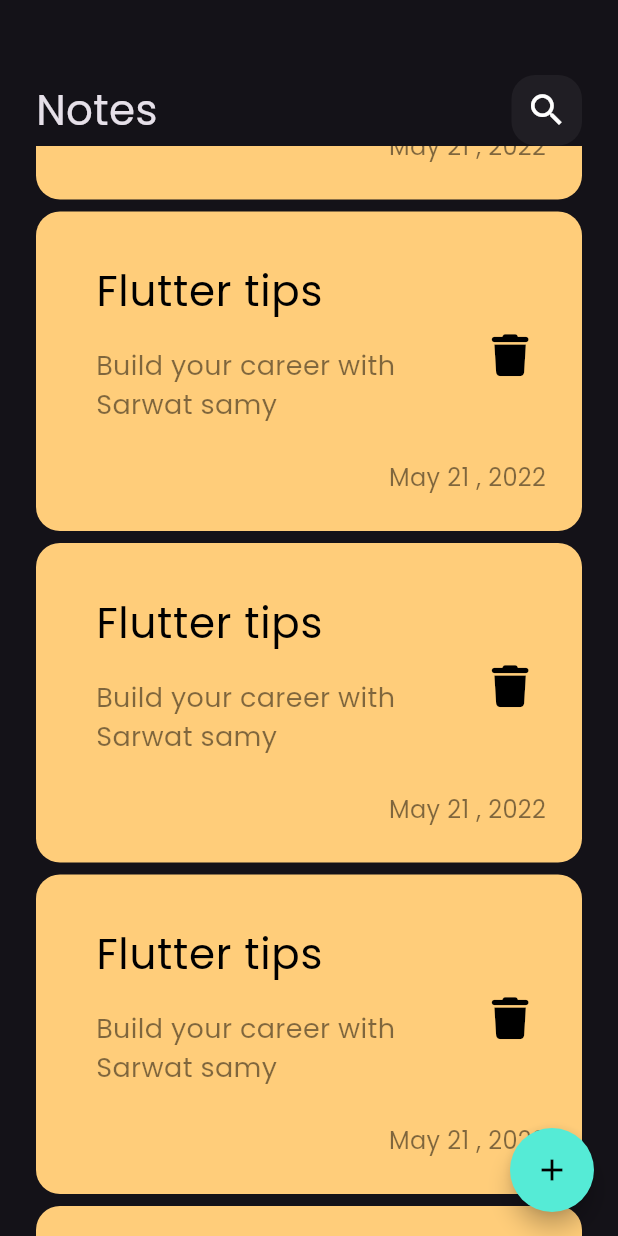
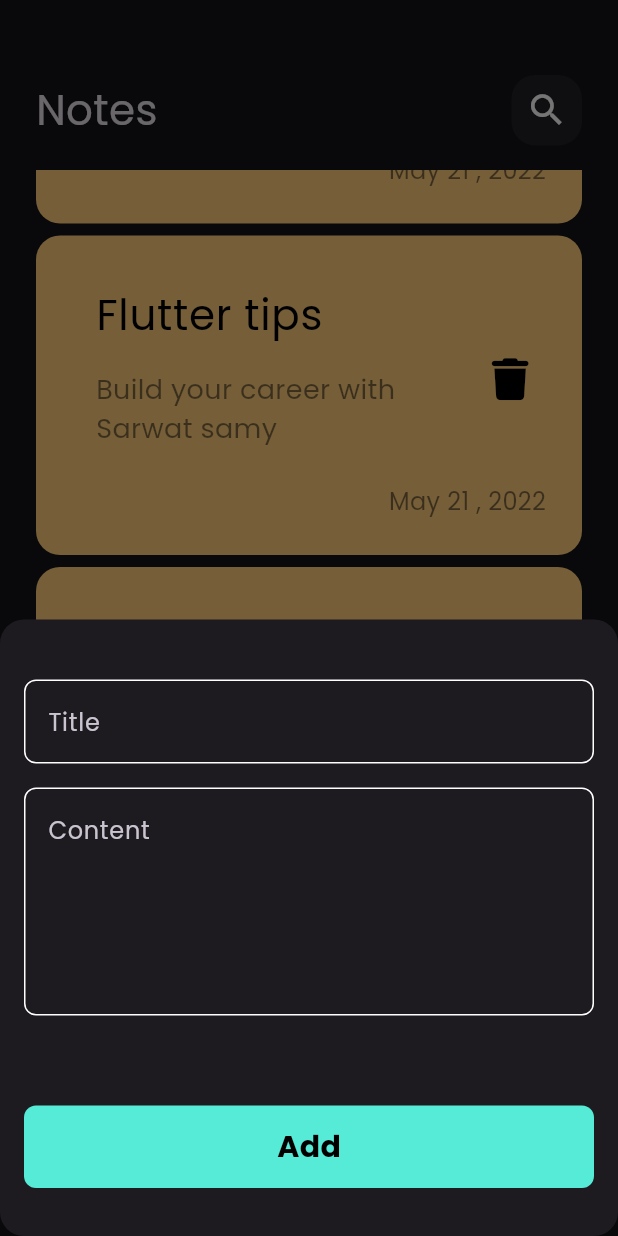
Before and after one commit to mostafa-elnady/notes_app, a Flutter app: the screen it shows after launch, scrolled down 1728 dp, after a tap on the "add" icon, on a phone screen of 412 x 824 dp. Run offline on Flutter 3.47's test engine with Material 3 defaults, Android fonts, the phone set to English and light mode, and no system bars; our stand-ins replace font_awesome_flutter.

Commit message:
finish Add notes buttom sheet

```diff
--- /dev/null
+++ b/lib/constants.dart
@@ -0,0 +1,3 @@
+import 'package:flutter/material.dart';
+
+const kPrimaryColor = Color(0xff55EBD6);
--- a/lib/views/notes_view.dart
+++ b/lib/views/notes_view.dart
@@ -1,4 +1,6 @@
 import 'package:flutter/material.dart';
+import 'package:notes_app/constants.dart';
+import 'package:notes_app/views/widgets/add_note_buttom_sheet.dart';
 import 'package:notes_app/views/widgets/notes_body.dart';
 
 class NotesView extends StatelessWidget {
@@ -8,9 +10,16 @@ class NotesView extends StatelessWidget {
   Widget build(BuildContext context) {
     return Scaffold(
       floatingActionButton: FloatingActionButton(
-        backgroundColor: const Color(0xff55EBD6),
+        backgroundColor: kPrimaryColor,
         shape: const StadiumBorder(),
-        onPressed: () {},
+        onPressed: () {
+          showModalBottomSheet(
+              shape: RoundedRectangleBorder(
+                borderRadius: BorderRadius.circular(16),
+              ),
+              context: context,
+              builder: (context) => const AddNoteButtomSheet());
+        },
         child: const Icon(
           Icons.add,
           color: Colors.black,
--- /dev/null
+++ b/lib/views/widgets/add_note_buttom_sheet.dart
@@ -0,0 +1,40 @@
+import 'package:flutter/material.dart';
+import 'package:notes_app/views/widgets/custom_bottom.dart';
+import 'package:notes_app/views/widgets/custom_text_field.dart';
+
+class AddNoteButtomSheet extends StatelessWidget {
+  const AddNoteButtomSheet({super.key});
+
+  @override
+  Widget build(BuildContext context) {
+    return const Padding(
+      padding: EdgeInsets.symmetric(horizontal: 16),
+      child: SingleChildScrollView(
+        child: Column(
+          children: [
+            SizedBox(
+              height: 40,
+            ),
+            CustomTextField(
+              hint: 'Title',
+            ),
+            SizedBox(
+              height: 16,
+            ),
+            CustomTextField(
+              hint: 'Content',
+              maxLines: 5,
+            ),
+            SizedBox(
+              height: 60,
+            ),
+            CustomButtom(),
+            SizedBox(
+              height: 32,
+            ),
+          ],
+        ),
+      ),
+    );
+  }
+}
--- /dev/null
+++ b/lib/views/widgets/custom_bottom.dart
@@ -0,0 +1,28 @@
+import 'package:flutter/material.dart';
+import 'package:notes_app/constants.dart';
+
+class CustomButtom extends StatelessWidget {
+  const CustomButtom({super.key});
+
+  @override
+  Widget build(BuildContext context) {
+    return Container(
+      width: MediaQuery.of(context).size.width,
+      height: 55,
+      decoration: BoxDecoration(
+        color: kPrimaryColor,
+        borderRadius: BorderRadius.circular(8),
+      ),
+      child: const Center(
+        child: Text(
+          'Add',
+          style: TextStyle(
+            color: Colors.black,
+            fontSize: 20,
+            fontWeight: FontWeight.bold,
+          ),
+        ),
+      ),
+    );
+  }
+}
--- /dev/null
+++ b/lib/views/widgets/custom_text_field.dart
@@ -0,0 +1,33 @@
+import 'package:flutter/material.dart';
+import 'package:notes_app/constants.dart';
+
+class CustomTextField extends StatelessWidget {
+  const CustomTextField({super.key, required this.hint, this.maxLines = 1});
+
+  final String hint;
+  final int maxLines;
+
+  @override
+  Widget build(BuildContext context) {
+    return TextField(
+      cursorColor: kPrimaryColor,
+      maxLines: maxLines,
+      decoration: InputDecoration(
+        // hintStyle: const TextStyle(color: kPrimaryColor),
+        hintText: hint,
+        border: buildBorder(),
+        enabledBorder: buildBorder(),
+        focusedBorder: buildBorder(kPrimaryColor),
+      ),
+    );
+  }
+
+  OutlineInputBorder buildBorder([color]) {
+    return OutlineInputBorder(
+      borderRadius: BorderRadius.circular(8),
+      borderSide: BorderSide(
+        color: color ?? Colors.white,
+      ),
+    );
+  }
+}
--- a/lib/views/widgets/notes_list_view.dart
+++ b/lib/views/widgets/notes_list_view.dart
@@ -6,11 +6,16 @@ class NotesListView extends StatelessWidget {
 
   @override
   Widget build(BuildContext context) {
-    return ListView.builder(itemBuilder: (context, index) {
-      return const Padding(
-        padding: EdgeInsets.symmetric(vertical: 4),
-        child: NoteItem(),
-      );
-    });
+    return Padding(
+      padding: const EdgeInsets.symmetric(vertical: 16),
+      child: ListView.builder(
+          padding: EdgeInsets.zero,
+          itemBuilder: (context, index) {
+            return const Padding(
+              padding: EdgeInsets.symmetric(vertical: 4),
+              child: NoteItem(),
+            );
+          }),
+    );
   }
 }
```
